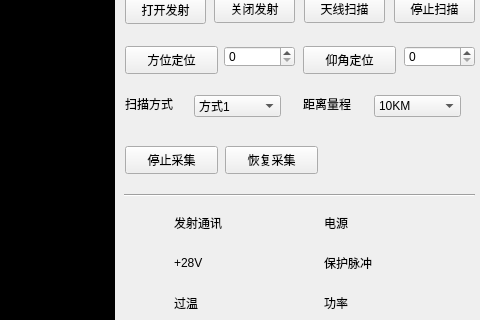
Old version of the form mainwindow.ui in the repository GitHdrobot/WeatheRadar; both pictures show x 896 to 1376 and y 88 to 408 of the 1376 by 768 pixel window.
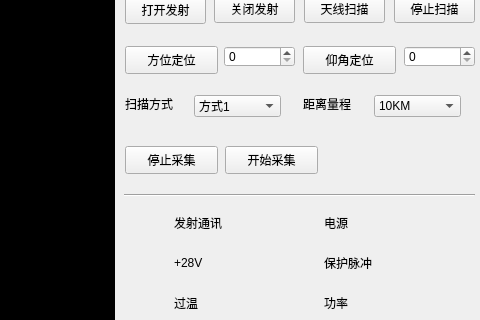
New version of the form. Icons and pictures are not drawn. Custom widgets are drawn as their Qt base class.

The edit to the form file:
```diff
--- a/mainwindow.ui
+++ b/mainwindow.ui
@@ -714,7 +714,7 @@
      </font>
     </property>
     <property name="text">
-     <string>恢复采集</string>
+     <string>开始采集</string>
     </property>
    </widget>
    <widget class="QPushButton" name="pbtnOpenTransmit">
```
